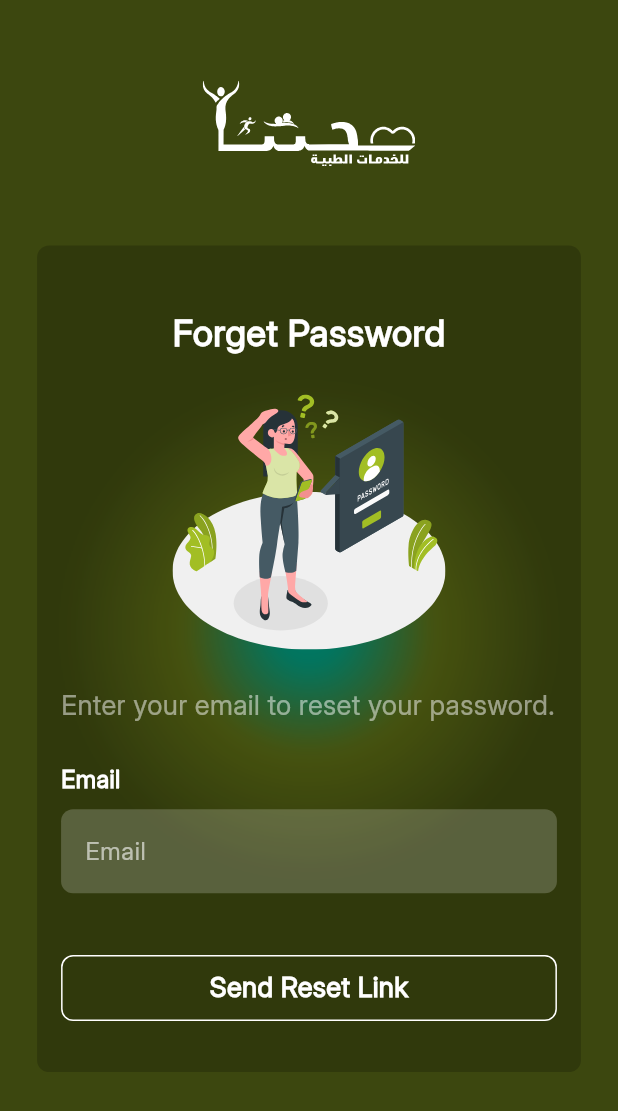
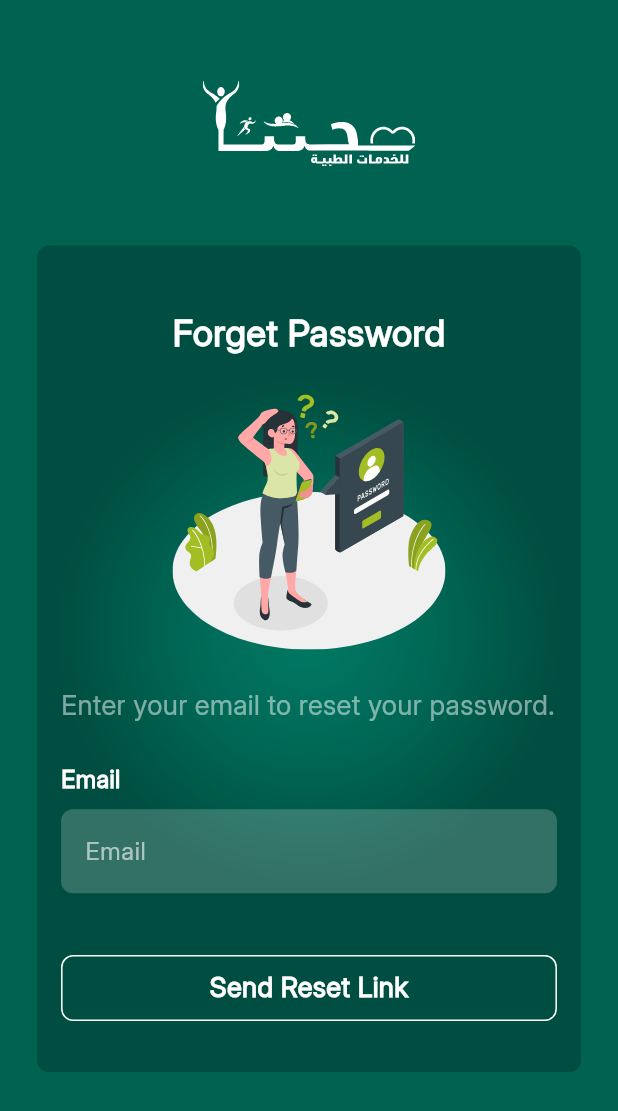
Before and after one commit to Youssef-Salem6/sehetna_provider, a Flutter app: the screen it shows after launch, after a tap on "Skip", after a tap on "Forget Password", on a phone screen of 412 x 824 dp. Shown: the top 1111 px of the screen. Run offline on Flutter 3.47's test engine with Material 3 defaults, Android fonts, the light colour scheme and no system bars; our stand-ins replace bloc, file_picker, firebase_core, firebase_messaging, flutter_bloc, flutter_local_notifications and 6 more; accounts and stored records are empty; network calls fail; Roboto replaces fonts that are missing (inter).

Commit message:
update background colors

```diff
--- a/lib/core/Colors.dart
+++ b/lib/core/Colors.dart
@@ -1,4 +1,9 @@
 import 'package:flutter/material.dart';
 
 const Color kPrimaryColor = Color(0xff009379);
-const Color kSecondaryColor = Color(0xff3c470f);
+const Color kSecondaryColor = Color(0xff004338);
+const List<Color> bgColorList = [
+  kPrimaryColor,
+  Color(0xff00826b),
+  Color(0xff006251)
+];
--- a/lib/fetures/auth/view/forget_password_view.dart
+++ b/lib/fetures/auth/view/forget_password_view.dart
@@ -69,12 +69,8 @@ class _ForgetPasswordViewState extends State<ForgetPasswordView> {
                   decoration: const BoxDecoration(
                     gradient: RadialGradient(
                       center: Alignment.center, // Center the gradient
-                      colors: [
-                        kPrimaryColor,
-                        Color(0xff586713),
-                        kSecondaryColor,
-                      ],
-                      stops: const [
+                      colors: bgColorList,
+                      stops: [
                         0.1,
                         0.4,
                         0.8,
--- a/lib/fetures/auth/view/login_view.dart
+++ b/lib/fetures/auth/view/login_view.dart
@@ -92,11 +92,7 @@ class _LoginViewState extends State<LoginView> {
                   decoration: const BoxDecoration(
                     gradient: RadialGradient(
                       center: Alignment.center, // Center the gradient
-                      colors: [
-                        kPrimaryColor,
-                        Color(0xff586713),
-                        kSecondaryColor,
-                      ],
+                      colors: bgColorList,
                       stops: [
                         0.05,
                         0.6,
--- a/lib/fetures/auth/view/new_password_View.dart
+++ b/lib/fetures/auth/view/new_password_View.dart
@@ -68,11 +68,7 @@ class _NewPasswordViewState extends State<NewPasswordView> {
                   decoration: const BoxDecoration(
                     gradient: RadialGradient(
                       center: Alignment.center, // Center the gradient
-                      colors: [
-                        kPrimaryColor,
-                        Color(0xff586713),
-                        kSecondaryColor,
-                      ],
+                      colors: bgColorList,
                       stops: [
                         0.1,
                         0.4,
--- a/lib/fetures/auth/view/otp_view.dart
+++ b/lib/fetures/auth/view/otp_view.dart
@@ -103,11 +103,7 @@ class _OtpViewState extends State<OtpView> {
                       decoration: const BoxDecoration(
                         gradient: RadialGradient(
                           center: Alignment.center, // Center the gradient
-                          colors: [
-                            kPrimaryColor,
-                            Color(0xff586713),
-                            kSecondaryColor,
-                          ],
+                          colors: bgColorList,
                           stops: [
                             0.1,
                             0.4,
--- a/lib/fetures/auth/view/register_documents_view.dart
+++ b/lib/fetures/auth/view/register_documents_view.dart
@@ -146,11 +146,7 @@ class _RegisterDocumentsViewState extends State<RegisterDocumentsView> {
                       decoration: const BoxDecoration(
                         gradient: RadialGradient(
                           center: Alignment.center,
-                          colors: [
-                            kPrimaryColor,
-                            Color(0xff586713),
-                            kSecondaryColor,
-                          ],
+                          colors: bgColorList,
                           stops: [0.1, 0.4, 0.8],
                         ),
                       ),
--- a/lib/fetures/auth/view/register_second_level.dart
+++ b/lib/fetures/auth/view/register_second_level.dart
@@ -69,11 +69,7 @@ class _RegisterSecondLevelState extends State<RegisterSecondLevel> {
                     decoration: const BoxDecoration(
                       gradient: RadialGradient(
                         center: Alignment.center, // Center the gradient
-                        colors: [
-                          kPrimaryColor,
-                          Color(0xff586713),
-                          kSecondaryColor,
-                        ],
+                        colors: bgColorList,
                         stops: [
                           0.1,
                           0.4,
--- a/lib/fetures/auth/view/register_view.dart
+++ b/lib/fetures/auth/view/register_view.dart
@@ -41,11 +41,7 @@ class _RegisterViewState extends State<RegisterView> {
               decoration: const BoxDecoration(
                 gradient: RadialGradient(
                   center: Alignment.center, // Center the gradient
-                  colors: [
-                    kPrimaryColor,
-                    Color(0xff586713),
-                    kSecondaryColor,
-                  ],
+                  colors: bgColorList,
                   stops: [
                     0.1,
                     0.4,
--- a/lib/fetures/splash/view/splash_view.dart
+++ b/lib/fetures/splash/view/splash_view.dart
@@ -88,7 +88,7 @@ class _SplashViewState extends State<SplashView> {
           decoration: const BoxDecoration(
             gradient: RadialGradient(
               center: Alignment.center, // Center the gradient
-              colors: [kPrimaryColor, Color(0xff586713), kSecondaryColor],
+              colors: bgColorList,
               stops: [0.05, 0.6, 3], // Adjust the stops for smooth transitions
             ),
           ),
```
Also changed, not shown: lib/fetures/auth/view/documents_status_view.dart (+2 -6 lines).
